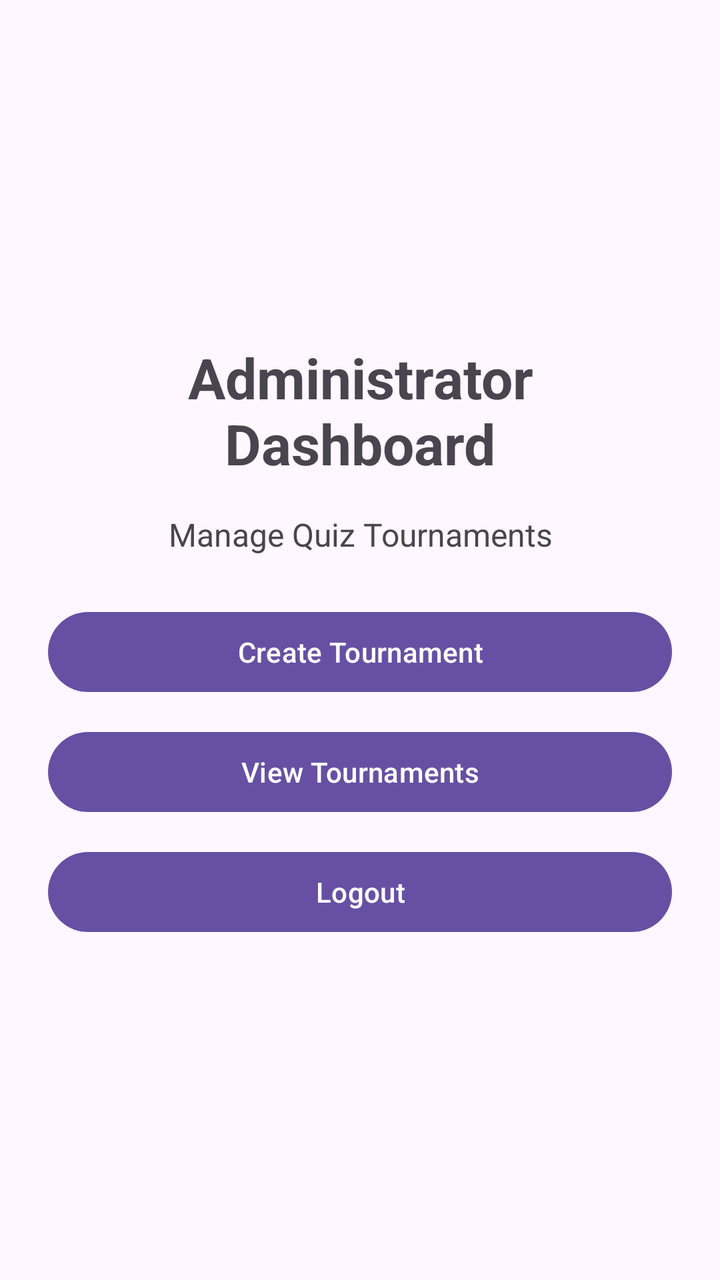
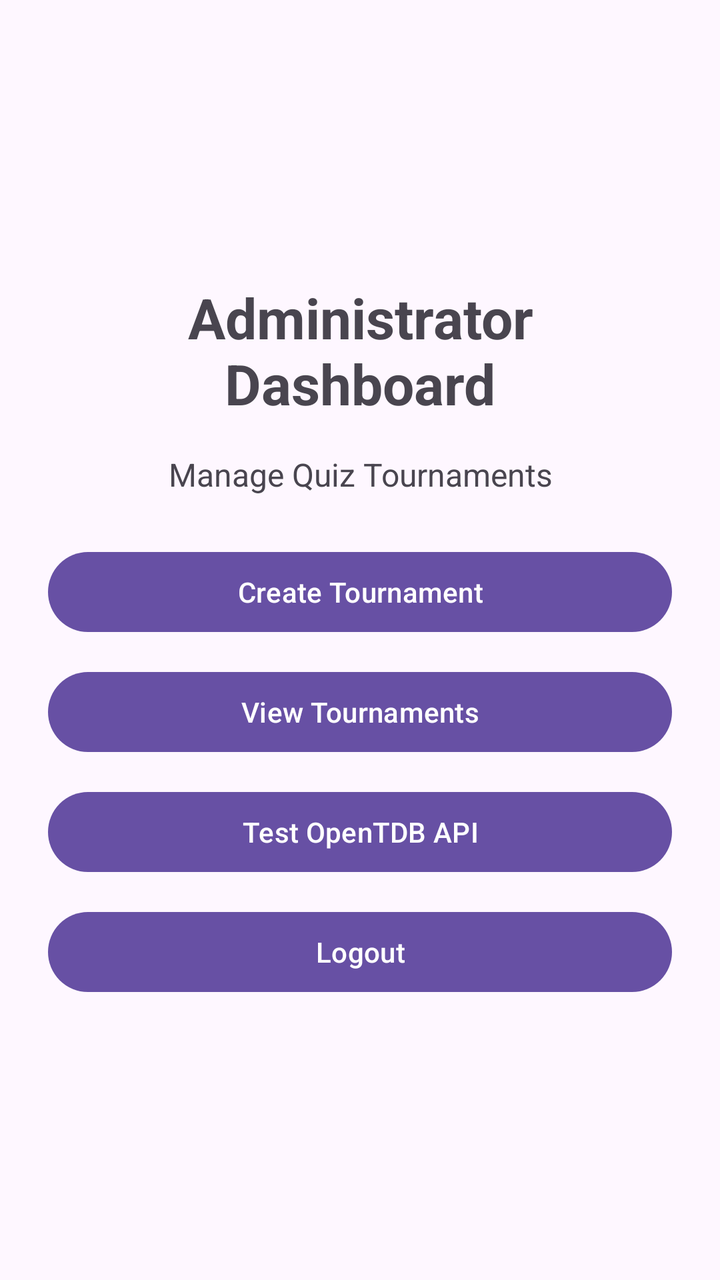

Two renders of the same Android screen: before a commit and after it. Below are the layout's source before the change and the commit's diff.
<!-- AndroidManifest.xml: application theme Theme.QuizTournament -->
<!-- res/layout/activity_admin_dashboard.xml -->
<?xml version="1.0" encoding="utf-8"?>
<LinearLayout xmlns:android="http://schemas.android.com/apk/res/android"
    android:layout_width="match_parent"
    android:layout_height="match_parent"
    android:orientation="vertical"
    android:gravity="center"
    android:padding="24dp">

    <TextView
        android:layout_width="match_parent"
        android:layout_height="wrap_content"
        android:text="Administrator Dashboard"
        android:textSize="28sp"
        android:textStyle="bold"
        android:gravity="center"
        android:layout_marginBottom="16dp" />

    <TextView
        android:layout_width="match_parent"
        android:layout_height="wrap_content"
        android:text="Manage Quiz Tournaments"
        android:textSize="16sp"
        android:gravity="center"
        android:layout_marginBottom="24dp" />

    <Button
        android:id="@+id/buttonCreateTournament"
        android:layout_width="match_parent"
        android:layout_height="wrap_content"
        android:text="Create Tournament" />

    <Button
        android:id="@+id/buttonViewTournaments"
        android:layout_width="match_parent"
        android:layout_height="wrap_content"
        android:text="View Tournaments"
        android:layout_marginTop="12dp" />

    <Button
        android:id="@+id/buttonLogout"
        android:layout_width="match_parent"
        android:layout_height="wrap_content"
        android:text="Logout"
        android:layout_marginTop="12dp" />

</LinearLayout>
<!-- resources referenced by this layout -->
<resources>
  <style name="Theme.QuizTournament" parent="Base.Theme.QuizTournament" />
  <style name="Base.Theme.QuizTournament" parent="Theme.Material3.DayNight.NoActionBar">
          
          
      </style>
</resources>

<!-- the commit's change to res/layout/activity_admin_dashboard.xml (unified diff, before → after) -->
@@ -37,6 +37,13 @@
         android:layout_marginTop="12dp" />
 
     <Button
+        android:id="@+id/buttonTestOpenTDB"
+        android:layout_width="match_parent"
+        android:layout_height="wrap_content"
+        android:text="Test OpenTDB API"
+        android:layout_marginTop="12dp" />
+
+    <Button
         android:id="@+id/buttonLogout"
         android:layout_width="match_parent"
         android:layout_height="wrap_content"
